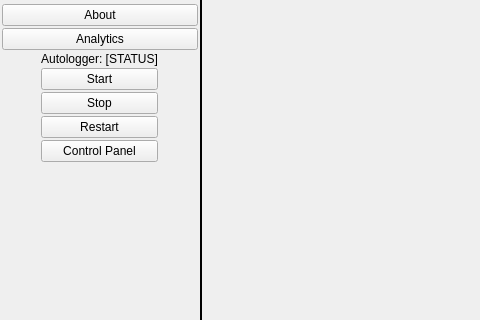
Old version of the form gui/views/appmain.ui in the repository SageSight3/VRChatGroupAssistant; both pictures show x 0 to 480 and y 0 to 320 of the 800 by 600 pixel window.
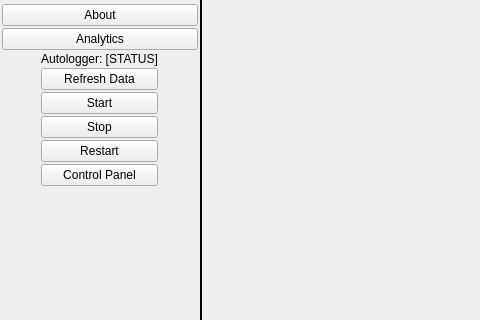
New version of the form. Icons and pictures are not drawn.

```diff
--- a/gui/views/appmain.ui
+++ b/gui/views/appmain.ui
@@ -128,6 +128,13 @@
               </property>
              </widget>
             </item>
+            <item>
+             <widget class="QPushButton" name="refreshDataButton">
+              <property name="text">
+               <string>Refresh Data</string>
+              </property>
+             </widget>
+            </item>
             <item>
              <widget class="QPushButton" name="startAutologgerButton">
               <property name="text">
@@ -154,6 +161,12 @@
               <property name="text">
                <string>Control Panel</string>
               </property>
+              <property name="checkable">
+               <bool>true</bool>
+              </property>
+              <attribute name="buttonGroup">
+               <string notr="true">appPageNavButtons</string>
+              </attribute>
              </widget>
             </item>
            </layout>
```
Left out of the diff: 25 changed lines with no effect on the pictures.
